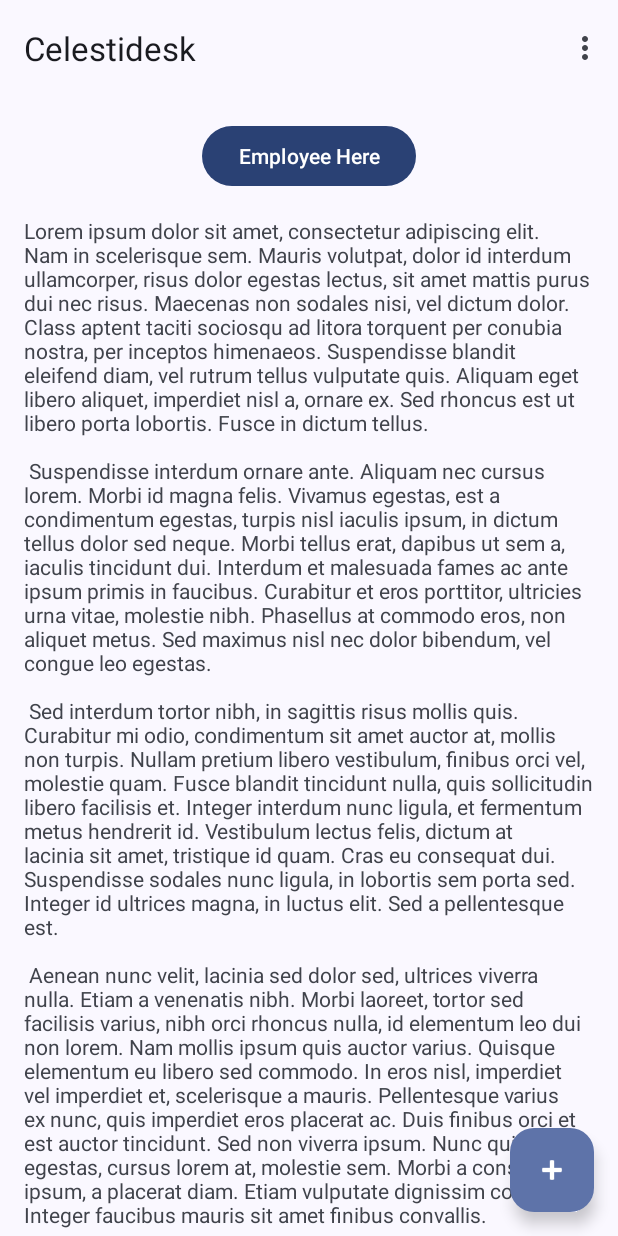
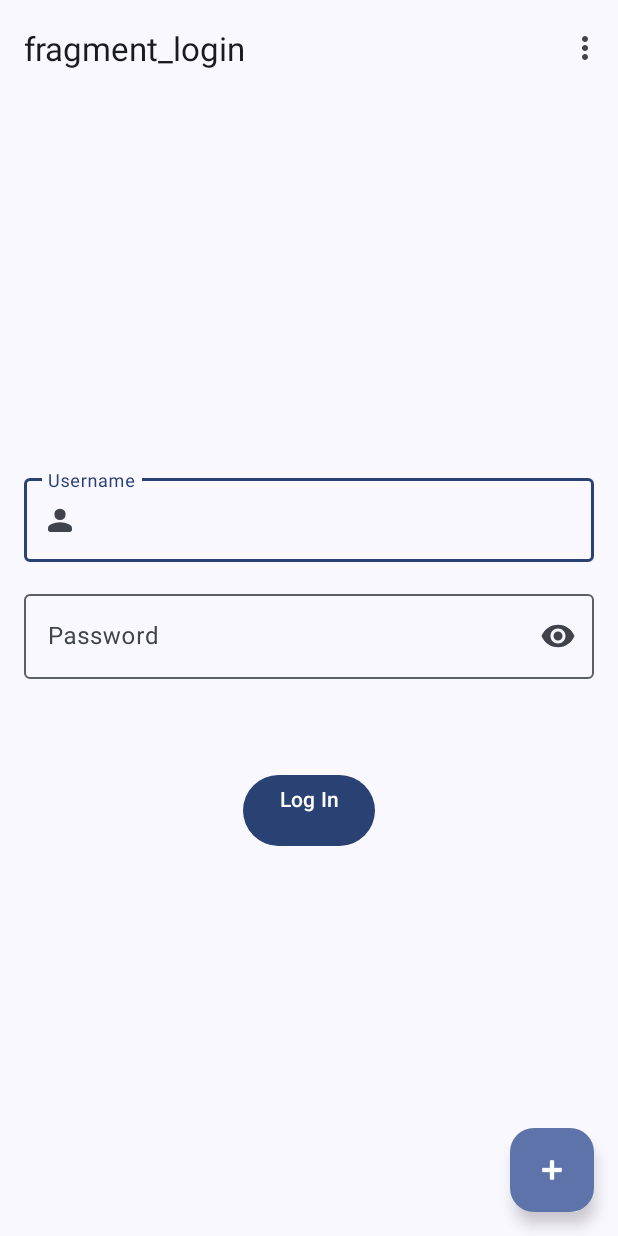
Before and after one commit to nijuyonkadesu/Celestidesk, an Android app: the screen it shows after launch (MainActivity), on a phone screen of 412 x 824 dp. Run offline under Robolectric (Android 15) with nearby library versions, the phone set to English and light mode, and no system bars; our stand-ins replace Dagger/Hilt's generated code, navigation-ui.

Commit message:
manage backstack, setup UI to make network request

```diff
--- a/app/src/main/java/one/njk/celestidesk/MainActivity.kt
+++ b/app/src/main/java/one/njk/celestidesk/MainActivity.kt
@@ -34,7 +34,8 @@ class MainActivity : AppCompatActivity() {
         val navHostFragment = supportFragmentManager
             .findFragmentById(R.id.nav_host_fragment_content_main) as NavHostFragment
         val navController = navHostFragment.navController
-        appBarConfiguration = AppBarConfiguration(navController.graph)
+        // Top level Navigation destination do not have <- icon
+        appBarConfiguration = AppBarConfiguration(setOf(R.id.loginFragment, R.id.requestFragment))
         setupActionBarWithNavController(navController, appBarConfiguration)
 
         binding.fab.setOnClickListener { view ->
--- a/app/src/main/res/layout/fragment_login.xml
+++ b/app/src/main/res/layout/fragment_login.xml
@@ -4,23 +4,26 @@
     android:layout_height="match_parent"
     xmlns:app="http://schemas.android.com/apk/res-auto"
     xmlns:tools="http://schemas.android.com/tools"
-    tools:context="">
+    tools:context="one.njk.celestidesk.ui.LoginFragment"
+    android:padding="16dp">
 
     <com.google.android.material.textfield.TextInputLayout
         android:id="@+id/username"
         style="@style/ThemeOverlay.Material3.TextInputEditText.OutlinedBox.Dense"
-        app:startIconDrawable="@drawable/profile"
         android:layout_width="match_parent"
-        android:layout_height="wrap_content"
+        android:layout_height="61dp"
+        android:layout_marginTop="-200dp"
         android:hint="@string/hint_username"
+        app:layout_constraintBottom_toBottomOf="parent"
+        app:layout_constraintLeft_toLeftOf="parent"
         app:layout_constraintTop_toTopOf="parent"
-        app:layout_constraintLeft_toLeftOf="parent">
+        app:startIconDrawable="@drawable/profile">
 
         <com.google.android.material.textfield.TextInputEditText
             android:layout_width="match_parent"
             android:layout_height="wrap_content"
+            android:imeOptions="actionNext"
             android:inputType="textPersonName"
-            android:imeOptions="actionNext"
             tools:text="nijuyonkadesu" />
 
     </com.google.android.material.textfield.TextInputLayout>
@@ -30,6 +33,7 @@
         style="@style/ThemeOverlay.Material3.TextInputEditText.OutlinedBox.Dense"
         android:layout_width="match_parent"
         android:layout_height="wrap_content"
+        android:layout_marginTop="16dp"
         android:hint="@string/hint_password"
         app:endIconMode="password_toggle"
         app:layout_constraintTop_toBottomOf="@id/username"
@@ -39,9 +43,29 @@
             android:layout_width="match_parent"
             android:layout_height="wrap_content"
             android:inputType="textPassword"
-            android:imeOptions="actionDone"
             tools:text="nijuyonkadesu" />
 
     </com.google.android.material.textfield.TextInputLayout>
 
+    <Button
+        android:id="@+id/submit"
+        android:layout_width="wrap_content"
+        android:layout_height="wrap_content"
+        android:layout_marginTop="60dp"
+        android:text="@string/login"
+        app:layout_constraintEnd_toEndOf="@+id/password"
+        app:layout_constraintStart_toStartOf="@+id/password"
+        app:layout_constraintTop_toBottomOf="@+id/password" />
+
+    <com.google.android.material.progressindicator.CircularProgressIndicator
+        android:id="@+id/loading"
+        android:layout_marginTop="4dp"
+        android:visibility="gone"
+        android:layout_width="wrap_content"
+        android:indeterminate="true"
+        android:layout_height="wrap_content"
+        app:layout_constraintEnd_toEndOf="@+id/username"
+        app:layout_constraintStart_toStartOf="@+id/username"
+        app:layout_constraintTop_toBottomOf="@+id/password" />
+
 </androidx.constraintlayout.widget.ConstraintLayout>
--- a/app/src/main/res/navigation/nav_graph.xml
+++ b/app/src/main/res/navigation/nav_graph.xml
@@ -3,12 +3,24 @@
     xmlns:app="http://schemas.android.com/apk/res-auto"
     xmlns:tools="http://schemas.android.com/tools"
     android:id="@+id/nav_graph"
-    app:startDestination="@id/FirstFragment">
+    app:startDestination="@id/loginFragment">
 
     <fragment
-        android:id="@+id/FirstFragment"
+        android:id="@+id/requestFragment"
         android:name="one.njk.celestidesk.ui.RequestFragment"
         android:label="@string/request_fragment_label"
         tools:layout="@layout/fragment_request">
     </fragment>
+
+    <fragment
+        android:id="@+id/loginFragment"
+        android:name="one.njk.celestidesk.ui.LoginFragment"
+        android:label="fragment_login"
+        tools:layout="@layout/fragment_login" >
+        <action
+            android:id="@+id/action_loginFragment_to_requestFragment"
+            app:destination="@id/requestFragment"
+            app:popUpTo="@id/nav_graph"
+            app:popUpToInclusive="true" />
+    </fragment>
 </navigation>
--- a/app/src/main/res/values/strings.xml
+++ b/app/src/main/res/values/strings.xml
@@ -46,4 +46,5 @@
     <string name="request_fragment_label">Celestidesk</string>
     <string name="hint_username">Username</string>
     <string name="hint_password">Password</string>
+    <string name="login">Log In\n</string>
 </resources>
```
Also changed, not shown: app/src/main/java/one/njk/celestidesk/ui/LoginFragment.kt (+44 -0 lines).
